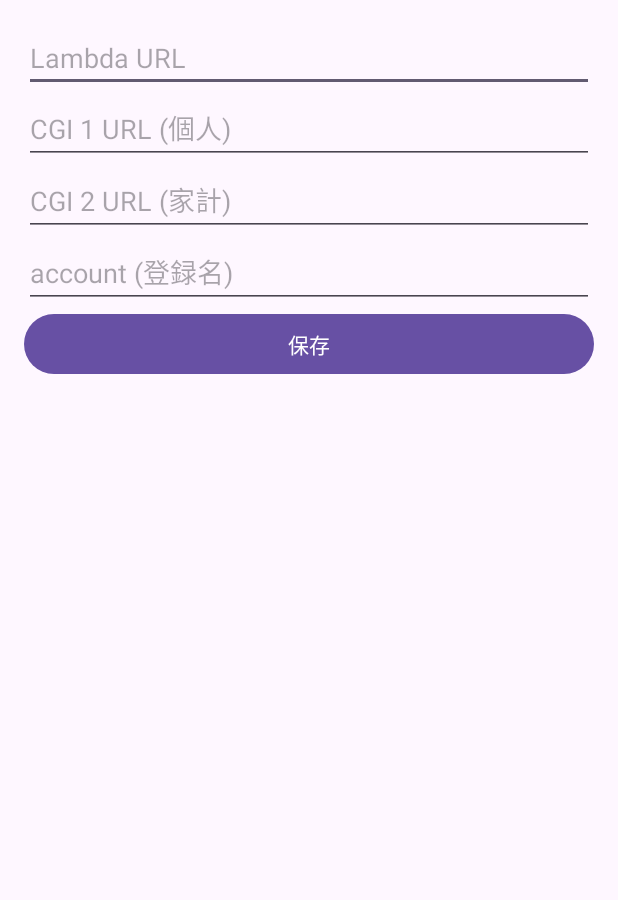
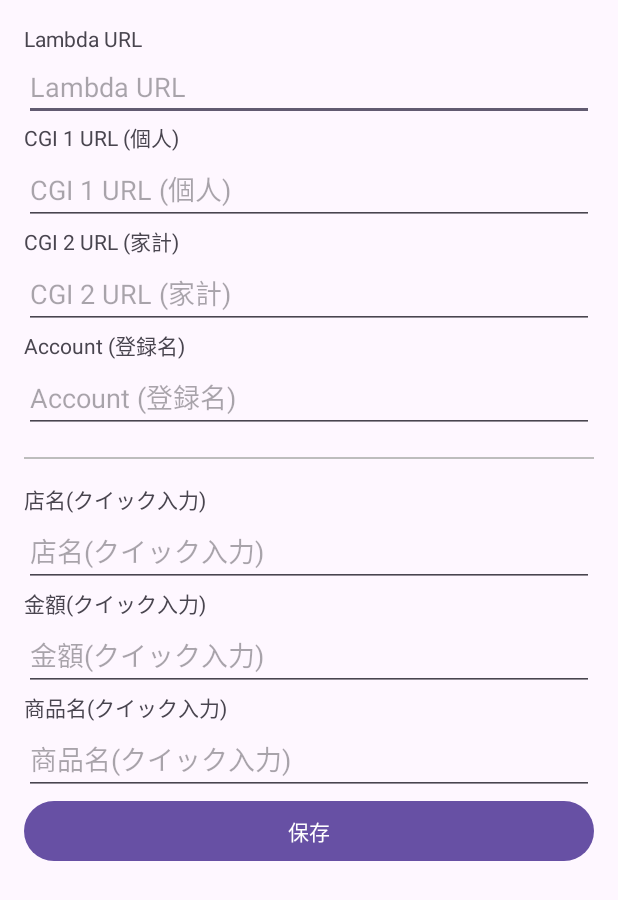
Before and after one commit to Tomonobu3110/MyOcrApp, an Android app: the screen it shows after launch (SettingActivity), after a tap on "設定", on a phone screen of 412 x 824 dp. Shown: the top 900 px of the screen. Run offline under Robolectric (Android 15) with nearby library versions, the light colour scheme and no system bars; libraries missing offline, so code that uses them is left out: androidx.camera.core, androidx.camera.lifecycle, androidx.camera.view, com.google.mlkit.vision; 2 statements that could not run were skipped.

Commit message:
add quick function

```diff
--- a/app/src/main/java/com/example/myocrapplication/MainActivity.java
+++ b/app/src/main/java/com/example/myocrapplication/MainActivity.java
@@ -31,9 +31,16 @@ import com.google.mlkit.vision.text.TextRecognizer;
 import com.google.mlkit.vision.text.japanese.JapaneseTextRecognizerOptions;
 import com.google.mlkit.vision.text.latin.TextRecognizerOptions;
 
+import org.json.JSONObject;
+import org.json.JSONArray;
+import org.json.JSONException;
+
 import java.io.File;
 import java.io.IOException;
+import java.text.SimpleDateFormat;
 import java.util.Arrays;
+import java.util.Calendar;
+import java.util.Locale;
 import java.util.concurrent.ExecutionException;
 
 import okhttp3.MediaType;
@@ -50,6 +57,7 @@ public class MainActivity extends AppCompatActivity {
     private PreviewView viewFinder; // PreviewViewの参照
     private Button captureButton;
     private Button settingButton;
+    private Button quickButton;
     private TextView textView;
     String outputDirectory;
 
@@ -63,6 +71,7 @@ public class MainActivity extends AppCompatActivity {
         //textView      = findViewById(R.id.textView);
         captureButton = findViewById(R.id.captureButton);
         settingButton = findViewById(R.id.buttonOpenSettings);
+        quickButton   = findViewById(R.id.buttonQuick);
 
         // 設定画面を開く
         settingButton.setOnClickListener(v -> {
@@ -70,13 +79,52 @@ public class MainActivity extends AppCompatActivity {
             startActivity(intent);
         });
 
-        Button buttonPersonal = findViewById(R.id.buttonPersonal);
-        Button buttonHousehold = findViewById(R.id.buttonHousehold);
-
         // SharedPreferences から URL を取得
         SharedPreferences preferences = getSharedPreferences("AppSettings", MODE_PRIVATE);
         String cgiUrl = preferences.getString("CgiUrl", "");
         String cgi2Url = preferences.getString("Cgi2Url", "");
+
+        // SharedPreferences からクイック設定を取得
+        String shop = preferences.getString("QuickShop", "");
+        String payment = preferences.getString("QuickPayment", "");
+        String items = preferences.getString("QuickItems", "");
+
+        // クイック登録
+        quickButton.setOnClickListener(v -> {
+            // JSONオブジェクトを作成
+            JSONObject json = new JSONObject();
+
+            try {
+                if (!shop.isEmpty()) {
+                    json.put("shop", shop);
+                }
+                // payment が空文字でない場合のみ追加
+                if (!payment.isEmpty()) {
+                    json.put("payment", payment);
+                }
+                if (!items.isEmpty()) {
+                    JSONArray itemsArray = new JSONArray();
+                    itemsArray.put(items);
+                    json.put("items", itemsArray);
+                }
+                // 日付を追加
+                SimpleDateFormat dateFormat = new SimpleDateFormat("yyyy年MM月dd日", Locale.JAPAN);
+                String date = dateFormat.format(Calendar.getInstance().getTime());
+                json.put("date", date);
+            } catch (JSONException e) {
+                e.printStackTrace();
+            }
+
+            // JSONデータの文字列化
+            String responseJson = json.toString();
+
+            Intent intent = new Intent(MainActivity.this, ConfirmActivity.class);
+            intent.putExtra("response_json", responseJson);
+            startActivity(intent);
+        });
+
+        Button buttonPersonal = findViewById(R.id.buttonPersonal);
+        Button buttonHousehold = findViewById(R.id.buttonHousehold);
 
         // 個人ボタンのクリックリスナー
         buttonPersonal.setOnClickListener(v -> openBrowser(cgiUrl));
--- a/app/src/main/java/com/example/myocrapplication/SettingActivity.java
+++ b/app/src/main/java/com/example/myocrapplication/SettingActivity.java
@@ -13,10 +13,17 @@ public class SettingActivity extends AppCompatActivity {
         super.onCreate(savedInstanceState);
         setContentView(R.layout.activity_setting);
 
+        // Server Setting
         EditText editTextLambdaUrl = findViewById(R.id.editTextLambdaUrl);
         EditText editTextCgi1Url = findViewById(R.id.editTextCgi1Url);
         EditText editTextCgi2Url = findViewById(R.id.editTextCgi2Url);
         EditText editTextAccount = findViewById(R.id.editTextAccount);
+
+        // for Quick Registration
+        EditText editTextQuickShop    = findViewById(R.id.editTextQuickShop);
+        EditText editTextQuickPayment = findViewById(R.id.editTextQuickPayment);
+        EditText editTextQuickItems   = findViewById(R.id.editTextQuickItems);
+
         Button buttonSaveSettings = findViewById(R.id.buttonSaveSettings);
 
         // SharedPreferences を取得
@@ -27,6 +34,9 @@ public class SettingActivity extends AppCompatActivity {
         editTextCgi1Url.setText(preferences.getString("CgiUrl", ""));
         editTextCgi2Url.setText(preferences.getString("Cgi2Url", ""));
         editTextAccount.setText(preferences.getString("Account", ""));
+        editTextQuickShop.setText(preferences.getString("QuickShop", ""));
+        editTextQuickPayment.setText(preferences.getString("QuickPayment", ""));
+        editTextQuickItems.setText(preferences.getString("QuickItems", ""));
 
         // 保存ボタンの動作
         buttonSaveSettings.setOnClickListener(v -> {
@@ -35,6 +45,9 @@ public class SettingActivity extends AppCompatActivity {
             editor.putString("CgiUrl",  editTextCgi1Url.getText().toString());
             editor.putString("Cgi2Url", editTextCgi2Url.getText().toString());
             editor.putString("Account", editTextAccount.getText().toString());
+            editor.putString("QuickShop", editTextQuickShop.getText().toString());
+            editor.putString("QuickPayment", editTextQuickPayment.getText().toString());
+            editor.putString("QuickItems", editTextQuickItems.getText().toString());
             editor.apply(); // 設定を保存
             finish(); // 画面を閉じる
         });
--- a/app/src/main/res/layout/activity_setting.xml
+++ b/app/src/main/res/layout/activity_setting.xml
@@ -7,36 +7,97 @@
     tools:context=".SettingActivity">
 
     <LinearLayout
-        xmlns:android="http://schemas.android.com/apk/res/android"
         android:layout_width="match_parent"
         android:layout_height="match_parent"
         android:orientation="vertical"
         android:padding="16dp">
 
+        <!-- Lambda URL -->
+        <TextView
+            android:layout_width="match_parent"
+            android:layout_height="wrap_content"
+            android:text="Lambda URL" />
         <EditText
             android:id="@+id/editTextLambdaUrl"
             android:layout_width="match_parent"
             android:layout_height="wrap_content"
             android:hint="Lambda URL" />
 
+        <!-- CGI 1 URL -->
+        <TextView
+            android:layout_width="match_parent"
+            android:layout_height="wrap_content"
+            android:text="CGI 1 URL (個人)" />
         <EditText
             android:id="@+id/editTextCgi1Url"
             android:layout_width="match_parent"
             android:layout_height="wrap_content"
             android:hint="CGI 1 URL (個人)" />
 
+        <!-- CGI 2 URL -->
+        <TextView
+            android:layout_width="match_parent"
+            android:layout_height="wrap_content"
+            android:text="CGI 2 URL (家計)" />
         <EditText
             android:id="@+id/editTextCgi2Url"
             android:layout_width="match_parent"
             android:layout_height="wrap_content"
             android:hint="CGI 2 URL (家計)" />
 
+        <!-- Account -->
+        <TextView
+            android:layout_width="match_parent"
+            android:layout_height="wrap_content"
+            android:text="Account (登録名)" />
         <EditText
             android:id="@+id/editTextAccount"
             android:layout_width="match_parent"
             android:layout_height="wrap_content"
-            android:hint="account (登録名)" />
+            android:hint="Account (登録名)" />
 
+        <!-- 横線の区切り -->
+        <View
+            android:layout_width="match_parent"
+            android:layout_height="1dp"
+            android:background="#BDBDBD"
+            android:layout_marginTop="16dp"
+            android:layout_marginBottom="16dp"/>
+
+        <!-- Quick Shop -->
+        <TextView
+            android:layout_width="match_parent"
+            android:layout_height="wrap_content"
+            android:text="店名(クイック入力)" />
+        <EditText
+            android:id="@+id/editTextQuickShop"
+            android:layout_width="match_parent"
+            android:layout_height="wrap_content"
+            android:hint="店名(クイック入力)" />
+
+        <!-- Quick Payment -->
+        <TextView
+            android:layout_width="match_parent"
+            android:layout_height="wrap_content"
+            android:text="金額(クイック入力)" />
+        <EditText
+            android:id="@+id/editTextQuickPayment"
+            android:layout_width="match_parent"
+            android:layout_height="wrap_content"
+            android:hint="金額(クイック入力)" />
+
+        <!-- Quick Items -->
+        <TextView
+            android:layout_width="match_parent"
+            android:layout_height="wrap_content"
+            android:text="商品名(クイック入力)" />
+        <EditText
+            android:id="@+id/editTextQuickItems"
+            android:layout_width="match_parent"
+            android:layout_height="wrap_content"
+            android:hint="商品名(クイック入力)" />
+
+        <!-- Save Button -->
         <Button
             android:id="@+id/buttonSaveSettings"
             android:layout_width="match_parent"
```
Also changed, not shown: app/src/main/res/layout/activity_main.xml (+10 -0 lines).
